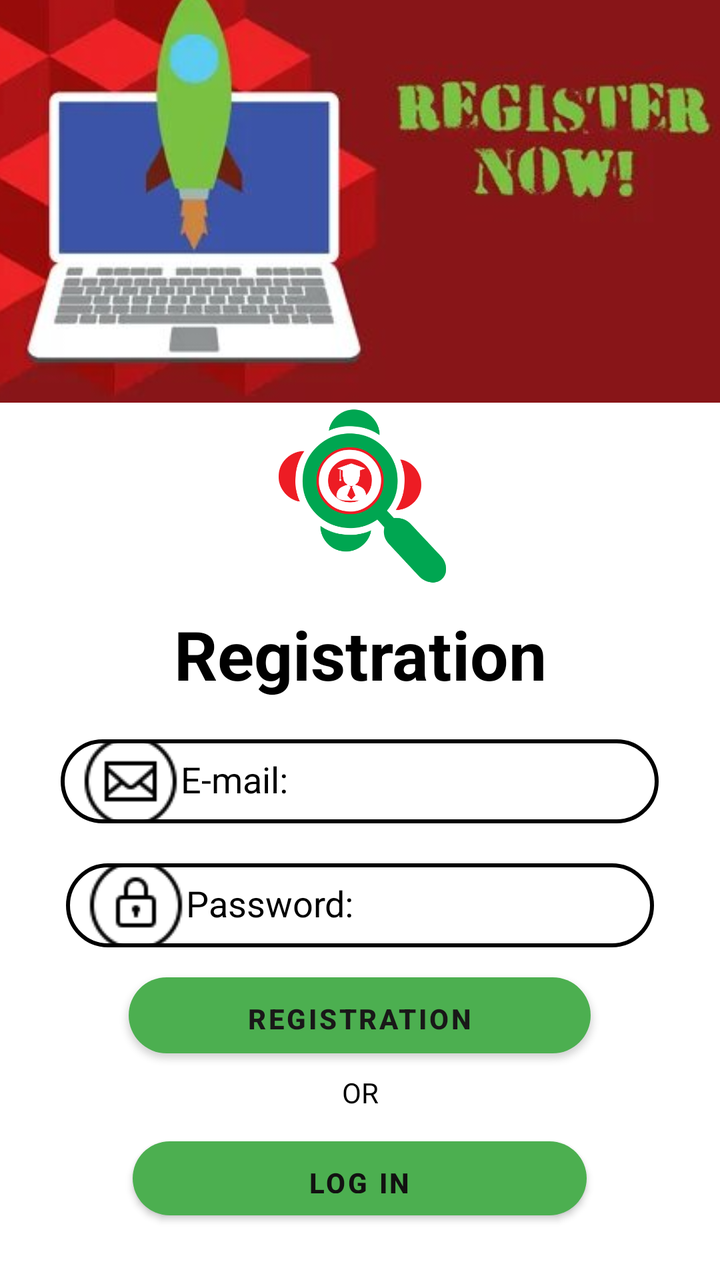
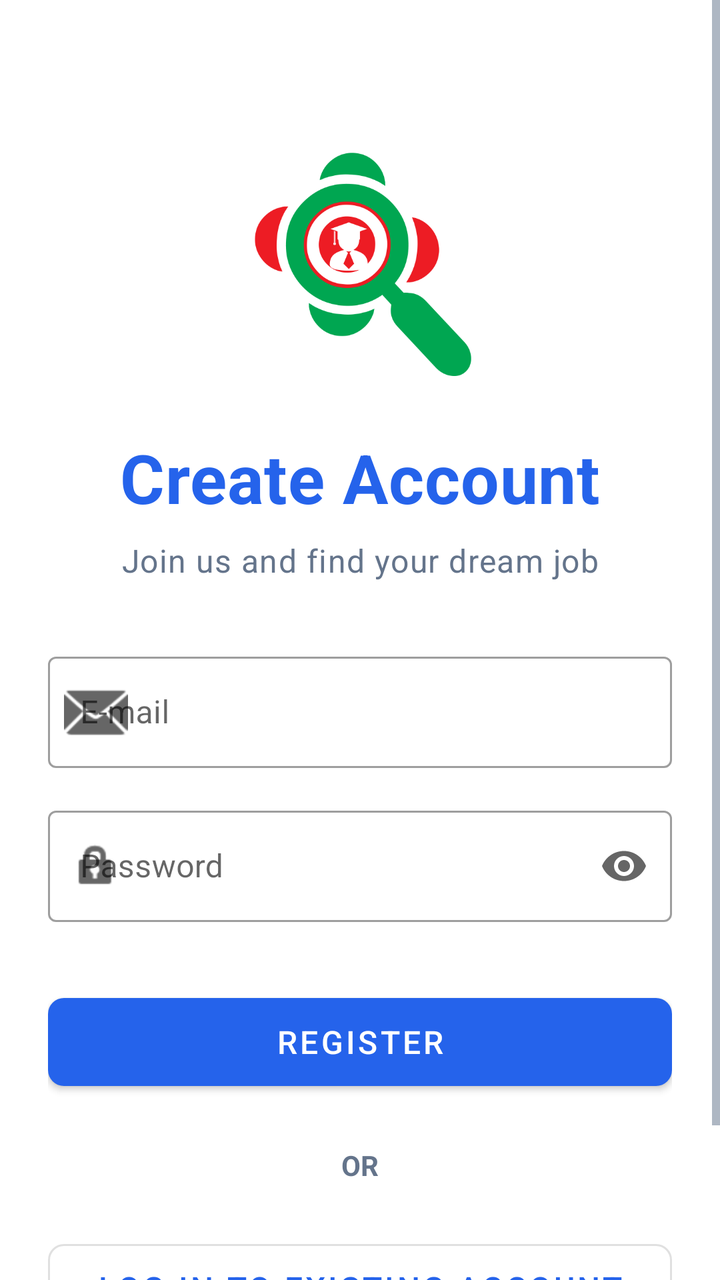

Compare the two renders of this Android layout. The source of the first and the diff that turns it into the second are given below.
<!-- AndroidManifest.xml: application theme Theme.ChakriLagbe -->
<!-- res/layout/activity_registration.xml -->
<?xml version="1.0" encoding="utf-8"?>
<AbsoluteLayout xmlns:android="http://schemas.android.com/apk/res/android"
    xmlns:app="http://schemas.android.com/apk/res-auto"
    xmlns:tools="http://schemas.android.com/tools"
    android:layout_width="match_parent"
    android:layout_gravity="center"
    android:gravity="center"
    android:layout_height="match_parent"
    android:orientation="vertical"


    tools:context=".RegistrationActivity">

    <ScrollView
        android:layout_width="match_parent"
        android:layout_height="934dp"
        android:layout_x="0dp"
        android:layout_y="-183dp">

        <LinearLayout
            android:layout_width="match_parent"
            android:layout_height="wrap_content"
            android:layout_gravity="center"
            android:gravity="center"
            android:orientation="vertical">

            <ImageView
                android:id="@+id/imageView5"
                android:layout_width="411dp"
                android:layout_height="251dp"
                app:srcCompat="@drawable/registernow"></ImageView>

            <ImageView
                android:id="@+id/imageView2"
                android:layout_width="match_parent"
                android:layout_height="93dp"
                app:srcCompat="@drawable/logo2" />

            <TextView
                android:id="@+id/textView3"
                android:layout_width="match_parent"
                android:layout_height="wrap_content"
                android:layout_gravity="center"
                android:gravity="center"
                android:paddingLeft="10dp"
                android:paddingTop="10dp"
                android:paddingRight="10dp"

                android:paddingBottom="10dp"
                android:text="Registration"
                android:textAppearance="@style/TextAppearance.AppCompat.Display1"

                android:textColor="@color/black"
                android:textStyle="bold" />

            <EditText
                android:id="@+id/email_registration"
                android:layout_width="299dp"
                android:layout_height="42dp"
                android:layout_margin="10dp"
                android:background="@drawable/bg1"
                android:drawableLeft="@drawable/mm"
                android:hint="E-mail:"
                android:paddingLeft="10dp"
                android:paddingTop="10dp"
                android:paddingRight="10dp"
                android:paddingBottom="10dp"
                android:textColor="@color/black"

                android:textColorHint="@color/black"


                />

            <EditText
                android:id="@+id/registration_password"
                android:layout_width="294dp"
                android:layout_height="42dp"
                android:layout_margin="10dp"
                android:background="@drawable/bg1"
                android:drawableLeft="@drawable/pm"
                android:hint="Password:"
                android:paddingLeft="10dp"
                android:paddingTop="10dp"
                android:paddingRight="10dp"

                android:paddingBottom="10dp"
                android:textColor="@android:color/white"

                android:textColorHint="@color/black"

                />

            <Button
                android:id="@+id/btn_login"
                android:layout_width="231dp"
                android:layout_height="38dp"
                android:layout_margin="5dp"
                android:background="@drawable/bg"
                android:paddingLeft="5dp"
                android:paddingTop="5dp"
                android:paddingRight="5dp"
                android:paddingBottom="5dp"
                android:text="Registration"

                android:textColor="#191818"
                android:textStyle="bold"

                app:backgroundTint="#4CAF50"

                />

            <TextView
                android:id="@+id/textView4"
                android:layout_width="match_parent"
                android:layout_height="29dp"
                android:gravity="center"
                android:padding="2dp"
                android:text="OR"
                android:textColor="@color/black" />

            <Button
                android:id="@+id/btn_registration"
                android:layout_width="227dp"
                android:layout_height="37dp"
                android:layout_margin="10dp"
                android:background="@drawable/bg"
                android:gravity="center"
                android:paddingLeft="5dp"
                android:paddingTop="5dp"
                android:paddingRight="5dp"
                android:paddingBottom="5dp"
                android:text="Log in"
                android:textColor="#121111"

                android:textStyle="bold"

                app:backgroundTint="#4CAF50"

                app:strokeColor="#000000" />


        </LinearLayout>
    </ScrollView>



</AbsoluteLayout>
<!-- resources referenced by this layout -->
<resources>
  <color name="black">#FF000000</color>
  <!-- drawable bg (drawable) -->
  <?xml version="1.0" encoding="utf-8"?>
  <shape xmlns:android="http://schemas.android.com/apk/res/android">
      <gradient
          android:angle="45"
          android:startColor="#780206"
          android:endColor="#061161"
          ></gradient>
      <corners
          android:bottomLeftRadius="30dp"
          android:bottomRightRadius="30dp"
          android:topLeftRadius="30dp"
          android:topRightRadius="30dp"
          ></corners>
  
  
  </shape>
  <!-- drawable bg1 (drawable) -->
  <?xml version="1.0" encoding="utf-8"?>
  <shape
      xmlns:android="http://schemas.android.com/apk/res/android">
      <stroke
          android:color="#FF000000"
          android:width="2dp"
          >
      </stroke>
      <corners
          android:radius="70dp"
          ></corners>
  
  </shape>
  <!-- drawable logo2: png bitmap (drawable-hdpi, 13768 bytes) -->
  <!-- drawable mm: png bitmap (drawable-v24, 1212 bytes) -->
  <!-- drawable pm: png bitmap (drawable-v24, 1106 bytes) -->
  <!-- drawable registernow: jpg bitmap (drawable-hdpi, 16517 bytes) -->
  <style name="Theme.ChakriLagbe" parent="Theme.MaterialComponents.DayNight.DarkActionBar">
          
          <item name="colorPrimary">@color/purple_500</item>
          <item name="colorPrimaryVariant">@color/purple_700</item>
          <item name="colorOnPrimary">@color/white</item>
          
          <item name="colorSecondary">@color/teal_200</item>
          <item name="colorSecondaryVariant">@color/teal_700</item>
          <item name="colorOnSecondary">@color/black</item>
          
          <item name="android:statusBarColor" tools:targetApi="l">?attr/colorPrimaryVariant</item>
          
      </style>
  <color name="purple_500">#FF6200EE</color>
  <color name="purple_700">#FF3700B3</color>
  <color name="white">#FFFFFFFF</color>
  <color name="teal_200">#FF03DAC5</color>
  <color name="teal_700">#FF018786</color>
</resources>

<!-- the commit's change to res/layout/activity_registration.xml (unified diff, before → after) -->
@@ -1,148 +1,139 @@
 <?xml version="1.0" encoding="utf-8"?>
-<AbsoluteLayout xmlns:android="http://schemas.android.com/apk/res/android"
+<androidx.constraintlayout.widget.ConstraintLayout xmlns:android="http://schemas.android.com/apk/res/android"
     xmlns:app="http://schemas.android.com/apk/res-auto"
     xmlns:tools="http://schemas.android.com/tools"
     android:layout_width="match_parent"
-    android:layout_gravity="center"
-    android:gravity="center"
     android:layout_height="match_parent"
-    android:orientation="vertical"
-
-
+    android:background="?attr/colorSurface"
     tools:context=".RegistrationActivity">
 
     <ScrollView
         android:layout_width="match_parent"
-        android:layout_height="934dp"
-        android:layout_x="0dp"
-        android:layout_y="-183dp">
+        android:layout_height="match_parent"
+        android:fillViewport="true"
+        app:layout_constraintBottom_toBottomOf="parent"
+        app:layout_constraintTop_toTopOf="parent"
+        app:layout_constraintStart_toStartOf="parent"
+        app:layout_constraintEnd_toEndOf="parent">
 
-        <LinearLayout
+        <androidx.constraintlayout.widget.ConstraintLayout
             android:layout_width="match_parent"
             android:layout_height="wrap_content"
-            android:layout_gravity="center"
-            android:gravity="center"
-            android:orientation="vertical">
-
-            <ImageView
-                android:id="@+id/imageView5"
-                android:layout_width="411dp"
-                android:layout_height="251dp"
-                app:srcCompat="@drawable/registernow"></ImageView>
+            android:padding="24dp">
 
             <ImageView
                 android:id="@+id/imageView2"
-                android:layout_width="match_parent"
-                android:layout_height="93dp"
-                app:srcCompat="@drawable/logo2" />
+                android:layout_width="120dp"
+                android:layout_height="120dp"
+                android:layout_marginTop="48dp"
+                app:srcCompat="@drawable/logo2"
+                app:layout_constraintEnd_toEndOf="parent"
+                app:layout_constraintStart_toStartOf="parent"
+                app:layout_constraintTop_toTopOf="parent" />
 
             <TextView
                 android:id="@+id/textView3"
+                android:layout_width="wrap_content"
+                android:layout_height="wrap_content"
+                android:layout_marginTop="24dp"
+                android:text="Create Account"
+                android:textAppearance="?attr/textAppearanceHeadline4"
+                android:textColor="?attr/colorPrimary"
+                android:textStyle="bold"
+                app:layout_constraintEnd_toEndOf="parent"
+                app:layout_constraintStart_toStartOf="parent"
+                app:layout_constraintTop_toBottomOf="@+id/imageView2" />
+
+            <TextView
+                android:id="@+id/textViewSubtitle"
+                android:layout_width="wrap_content"
+                android:layout_height="wrap_content"
+                android:layout_marginTop="8dp"
+                android:text="Join us and find your dream job"
+                android:textAppearance="?attr/textAppearanceBody1"
+                android:textColor="?attr/android:textColorSecondary"
+                app:layout_constraintEnd_toEndOf="parent"
+                app:layout_constraintStart_toStartOf="parent"
+                app:layout_constraintTop_toBottomOf="@+id/textView3" />
+
+            <com.google.android.material.textfield.TextInputLayout
+                android:id="@+id/emailInputLayout"
+                style="@style/Widget.MaterialComponents.TextInputLayout.OutlinedBox"
                 android:layout_width="match_parent"
                 android:layout_height="wrap_content"
-                android:layout_gravity="center"
-                android:gravity="center"
-                android:paddingLeft="10dp"
-                android:paddingTop="10dp"
-                android:paddingRight="10dp"
+                android:layout_marginTop="32dp"
+                android:hint="E-mail"
+                app:layout_constraintTop_toBottomOf="@+id/textViewSubtitle"
+                app:layout_constraintStart_toStartOf="parent"
+                app:layout_constraintEnd_toEndOf="parent"
+                app:startIconDrawable="@android:drawable/ic_dialog_email">
 
-                android:paddingBottom="10dp"
-                android:text="Registration"
-                android:textAppearance="@style/TextAppearance.AppCompat.Display1"
+                <com.google.android.material.textfield.TextInputEditText
+                    android:id="@+id/email_registration"
+                    android:layout_width="match_parent"
+                    android:layout_height="wrap_content"
+                    android:inputType="textEmailAddress" />
+            </com.google.android.material.textfield.TextInputLayout>
 
-                android:textColor="@color/black"
-                android:textStyle="bold" />
+            <com.google.android.material.textfield.TextInputLayout
+                android:id="@+id/passwordInputLayout"
+                style="@style/Widget.MaterialComponents.TextInputLayout.OutlinedBox"
+                android:layout_width="match_parent"
+                android:layout_height="wrap_content"
+                android:layout_marginTop="16dp"
+                android:hint="Password"
+                app:endIconMode="password_toggle"
+                app:layout_constraintTop_toBottomOf="@+id/emailInputLayout"
+                app:layout_constraintStart_toStartOf="parent"
+                app:layout_constraintEnd_toEndOf="parent"
+                app:startIconDrawable="@android:drawable/ic_lock_idle_lock">
 
-            <EditText
-                android:id="@+id/email_registration"
-                android:layout_width="299dp"
-                android:layout_height="42dp"
-                android:layout_margin="10dp"
-                android:background="@drawable/bg1"
-                android:drawableLeft="@drawable/mm"
-                android:hint="E-mail:"
-                android:paddingLeft="10dp"
-                android:paddingTop="10dp"
-                android:paddingRight="10dp"
-                android:paddingBottom="10dp"
-                android:textColor="@color/black"
+                <com.google.android.material.textfield.TextInputEditText
+                    android:id="@+id/registration_password"
+                    android:layout_width="match_parent"
+                    android:layout_height="wrap_content"
+                    android:inputType="textPassword" />
+            </com.google.android.material.textfield.TextInputLayout>
 
-                android:textColorHint="@color/black"
-
-
-                />
-
-            <EditText
-                android:id="@+id/registration_password"
-                android:layout_width="294dp"
-                android:layout_height="42dp"
-                android:layout_margin="10dp"
-                android:background="@drawable/bg1"
-                android:drawableLeft="@drawable/pm"
-                android:hint="Password:"
-                android:paddingLeft="10dp"
-                android:paddingTop="10dp"
-                android:paddingRight="10dp"
-
-                android:paddingBottom="10dp"
-                android:textColor="@android:color/white"
-
-                android:textColorHint="@color/black"
-
-                />
-
-            <Button
+            <com.google.android.material.button.MaterialButton
                 android:id="@+id/btn_login"
-                android:layout_width="231dp"
-                android:layout_height="38dp"
-                android:layout_margin="5dp"
-                android:background="@drawable/bg"
-                android:paddingLeft="5dp"
-                android:paddingTop="5dp"
-                android:paddingRight="5dp"
-                android:paddingBottom="5dp"
-                android:text="Registration"
-
-                android:textColor="#191818"
-                android:textStyle="bold"
-
-                app:backgroundTint="#4CAF50"
-
-                />
+                android:layout_width="match_parent"
+                android:layout_height="56dp"
+                android:layout_marginTop="32dp"
+                android:text="Register"
+                app:cornerRadius="8dp"
+                android:textSize="16sp"
+                app:layout_constraintTop_toBottomOf="@+id/passwordInputLayout"
+                app:layout_constraintStart_toStartOf="parent"
+                app:layout_constraintEnd_toEndOf="parent" />
 
             <TextView
                 android:id="@+id/textView4"
+                android:layout_width="wrap_content"
+                android:layout_height="wrap_content"
+                android:layout_marginTop="24dp"
+                android:text="OR"
+                android:textColor="?attr/android:textColorSecondary"
+                android:textStyle="bold"
+                app:layout_constraintEnd_toEndOf="parent"
+                app:layout_constraintStart_toStartOf="parent"
+                app:layout_constraintTop_toBottomOf="@+id/btn_login" />
+
+            <com.google.android.material.button.MaterialButton
+                android:id="@+id/btn_registration"
+                style="@style/Widget.MaterialComponents.Button.OutlinedButton"
                 android:layout_width="match_parent"
-                android:layout_height="29dp"
-                android:gravity="center"
-                android:padding="2dp"
-                android:text="OR"
-                android:textColor="@color/black" />
+                android:layout_height="56dp"
+                android:layout_marginTop="24dp"
+                android:layout_marginBottom="32dp"
+                android:text="Log in to existing account"
+                app:cornerRadius="8dp"
+                android:textSize="16sp"
+                app:layout_constraintBottom_toBottomOf="parent"
+                app:layout_constraintEnd_toEndOf="parent"
+                app:layout_constraintStart_toStartOf="parent"
+                app:layout_constraintTop_toBottomOf="@+id/textView4" />
 
-            <Button
-                android:id="@+id/btn_registration"
-                android:layout_width="227dp"
-                android:layout_height="37dp"
-                android:layout_margin="10dp"
-                android:background="@drawable/bg"
-                android:gravity="center"
-                android:paddingLeft="5dp"
-                android:paddingTop="5dp"
-                android:paddingRight="5dp"
-                android:paddingBottom="5dp"
-                android:text="Log in"
-                android:textColor="#121111"
-
-                android:textStyle="bold"
-
-                app:backgroundTint="#4CAF50"
-
-                app:strokeColor="#000000" />
-
-
-        </LinearLayout>
+        </androidx.constraintlayout.widget.ConstraintLayout>
     </ScrollView>
-
-
-
-</AbsoluteLayout>
+</androidx.constraintlayout.widget.ConstraintLayout>
<!-- resource entries referenced after the edit -->
@@ -1,58 +1,32 @@
 <!-- resources referenced by this layout -->
 <resources>
-  <color name="black">#FF000000</color>
-  <!-- drawable bg (drawable) -->
-  <?xml version="1.0" encoding="utf-8"?>
-  <shape xmlns:android="http://schemas.android.com/apk/res/android">
-      <gradient
-          android:angle="45"
-          android:startColor="#780206"
-          android:endColor="#061161"
-          ></gradient>
-      <corners
-          android:bottomLeftRadius="30dp"
-          android:bottomRightRadius="30dp"
-          android:topLeftRadius="30dp"
-          android:topRightRadius="30dp"
-          ></corners>
-  
-  
-  </shape>
-  <!-- drawable bg1 (drawable) -->
-  <?xml version="1.0" encoding="utf-8"?>
-  <shape
-      xmlns:android="http://schemas.android.com/apk/res/android">
-      <stroke
-          android:color="#FF000000"
-          android:width="2dp"
-          >
-      </stroke>
-      <corners
-          android:radius="70dp"
-          ></corners>
-  
-  </shape>
   <!-- drawable logo2: png bitmap (drawable-hdpi, 13768 bytes) -->
-  <!-- drawable mm: png bitmap (drawable-v24, 1212 bytes) -->
-  <!-- drawable pm: png bitmap (drawable-v24, 1106 bytes) -->
-  <!-- drawable registernow: jpg bitmap (drawable-hdpi, 16517 bytes) -->
-  <style name="Theme.ChakriLagbe" parent="Theme.MaterialComponents.DayNight.DarkActionBar">
+  <style name="Theme.ChakriLagbe" parent="Theme.MaterialComponents.DayNight.NoActionBar">
           
-          <item name="colorPrimary">@color/purple_500</item>
-          <item name="colorPrimaryVariant">@color/purple_700</item>
+          <item name="colorPrimary">@color/primary</item>
+          <item name="colorPrimaryVariant">@color/primary_dark</item>
           <item name="colorOnPrimary">@color/white</item>
           
-          <item name="colorSecondary">@color/teal_200</item>
-          <item name="colorSecondaryVariant">@color/teal_700</item>
-          <item name="colorOnSecondary">@color/black</item>
+          <item name="colorSecondary">@color/secondary</item>
+          <item name="colorSecondaryVariant">@color/secondary_dark</item>
+          <item name="colorOnSecondary">@color/white</item>
+          
+          <item name="android:colorBackground">@color/background</item>
+          <item name="colorSurface">@color/surface</item>
           
           <item name="android:statusBarColor" tools:targetApi="l">?attr/colorPrimaryVariant</item>
           
+          <item name="android:textColorPrimary">@color/text_primary</item>
+          <item name="android:textColorSecondary">@color/text_secondary</item>
       </style>
-  <color name="purple_500">#FF6200EE</color>
-  <color name="purple_700">#FF3700B3</color>
-  <color name="white">#FFFFFFFF</color>
-  <color name="teal_200">#FF03DAC5</color>
-  <color name="teal_700">#FF018786</color>
+  <color name="primary">#2563EB</color>
+  <color name="primary_dark">#1D4ED8</color>
+  <color name="white">#FFFFFF</color>
+  <color name="secondary">#10B981</color>
+  <color name="secondary_dark">#059669</color>
+  <color name="background">#F8FAFC</color>
+  <color name="surface">#FFFFFF</color>
+  <color name="text_primary">#1E293B</color>
+  <color name="text_secondary">#64748B</color>
 </resources>
 
